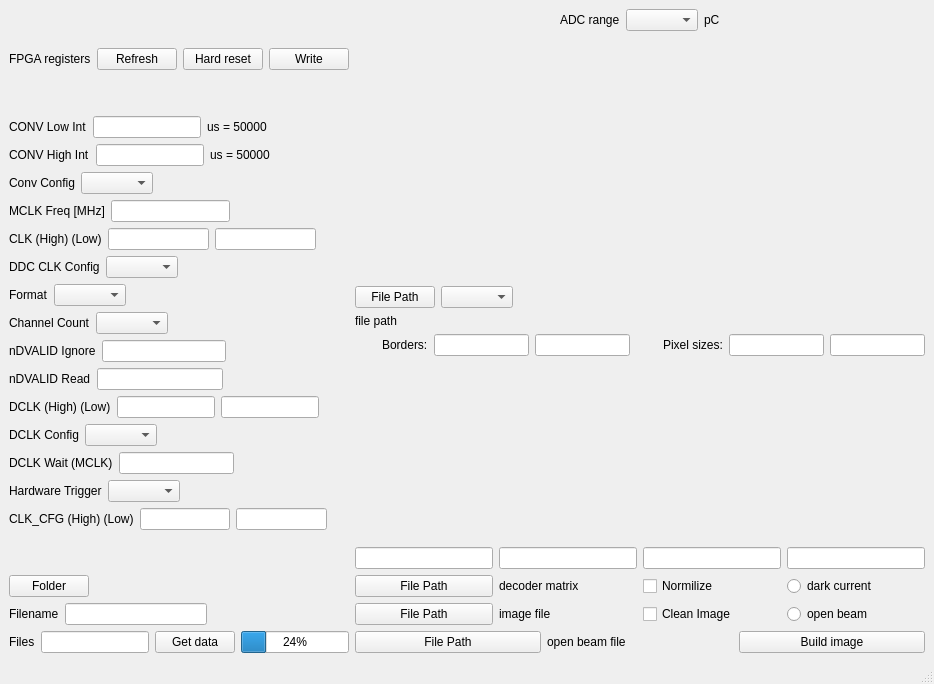
Old version of the form mainwindow.ui in the repository VitaliiBartoshETH/DDC264EVM_UI.
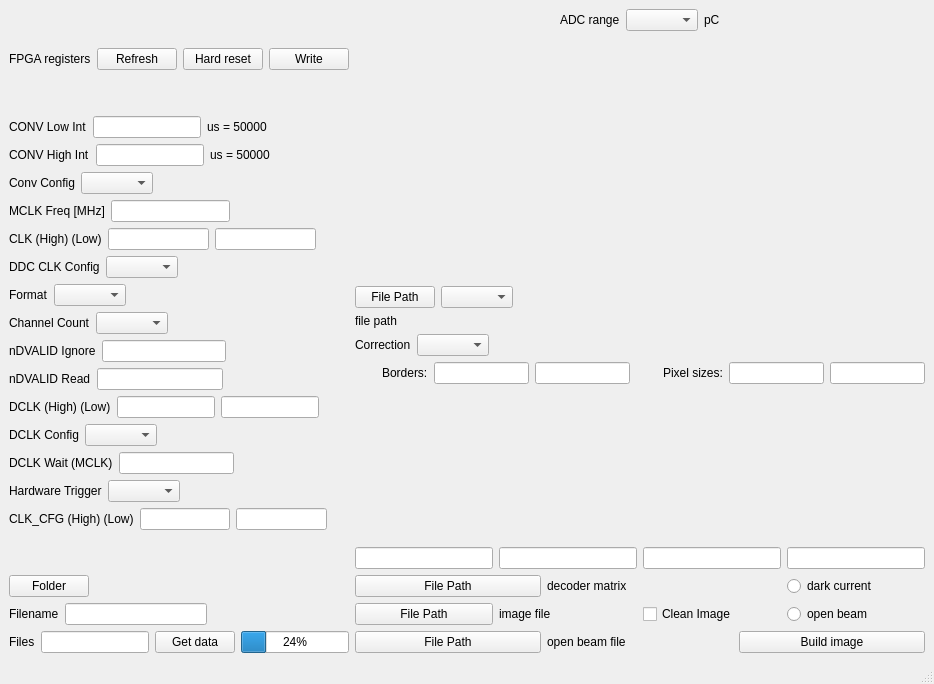
New version of the form.

Diff of the .ui file:
```diff
--- a/mainwindow.ui
+++ b/mainwindow.ui
@@ -705,6 +705,33 @@
     </item>
     <item row="1" column="1">
      <layout class="QVBoxLayout" name="verticalLayout_4">
+      <item>
+       <layout class="QHBoxLayout" name="horizontalLayout_correction">
+        <item>
+         <widget class="QLabel" name="label_correction">
+          <property name="text">
+           <string>Correction</string>
+          </property>
+         </widget>
+        </item>
+        <item>
+         <widget class="QComboBox" name="useNormalization"/>
+        </item>
+        <item>
+         <spacer name="horizontalSpacer_correction">
+          <property name="orientation">
+           <enum>Qt::Horizontal</enum>
+          </property>
+          <property name="sizeHint" stdset="0">
+           <size>
+            <width>40</width>
+            <height>20</height>
+           </size>
+          </property>
+         </spacer>
+        </item>
+       </layout>
+      </item>
       <item>
        <layout class="QHBoxLayout" name="horizontalLayout_22">
         <item>
@@ -823,14 +850,7 @@
             </property>
            </widget>
           </item>
-          <item>
-           <widget class="QCheckBox" name="useNormalization">
-            <property name="text">
-             <string>Normilize</string>
-            </property>
-           </widget>
-          </item>
-          <item>
+          <item alignment="Qt::AlignCenter">
            <widget class="QRadioButton" name="darkCurrent">
             <property name="text">
              <string>dark current</string>
```
